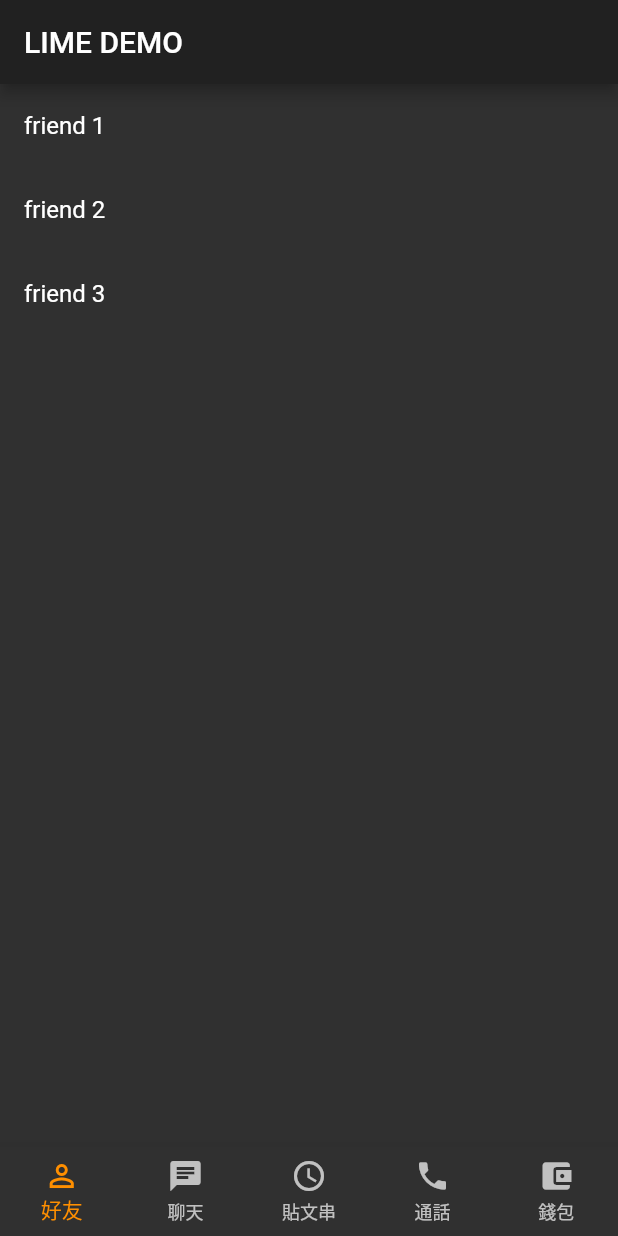
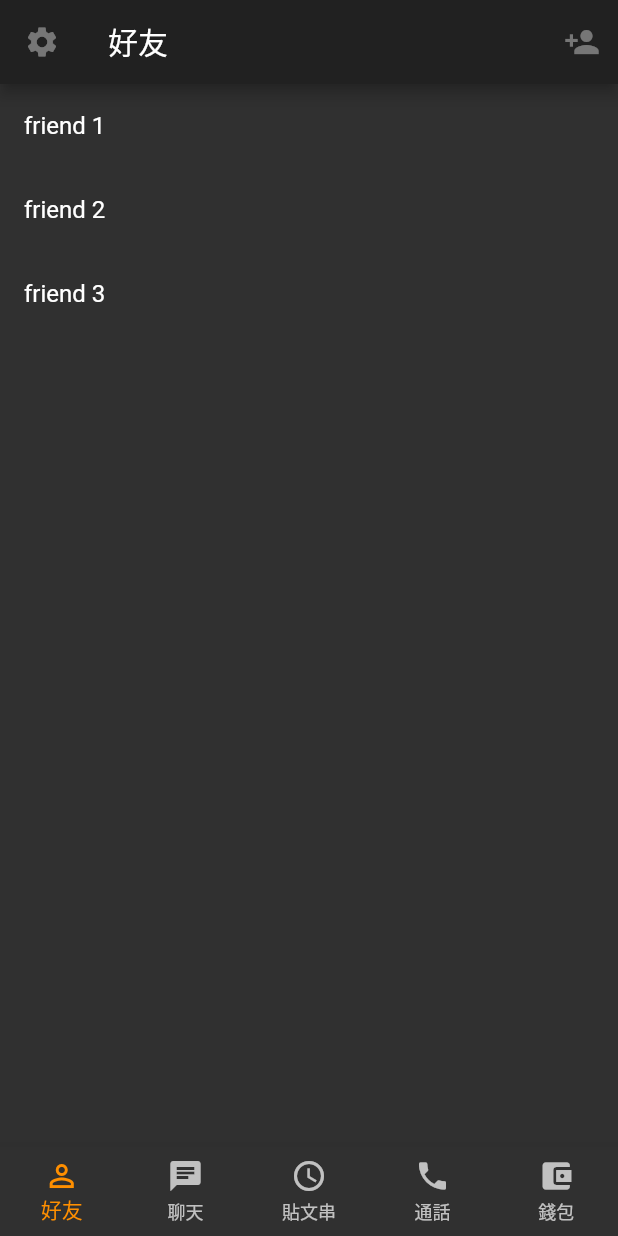
Before and after one commit to onesebun/my_app, a Flutter app: the screen it shows after launch, on a phone screen of 412 x 824 dp. Run offline on Flutter 3.47's test engine with Material 2 defaults, Android fonts, the phone set to English and light mode, and no system bars.

Commit message:
update friend screen

```diff
--- a/lib/main.dart
+++ b/lib/main.dart
@@ -12,7 +12,7 @@ class MyApp extends StatelessWidget {
         brightness: Brightness.dark,
         primarySwatch: Colors.blue,
       ),
-      home: MyHomePage(title: 'LIME DEMO'),
+      home: MyHomePage(),
     );
   }
 }
--- /dev/null
+++ b/lib/screens/friends_screen.dart
@@ -0,0 +1,30 @@
+import 'package:flutter/material.dart';
+import '../model/post.dart';
+import '../widgets/friends_list.dart';
+
+class FriendsScreen extends StatelessWidget {
+  FriendsScreen();
+  Widget _listItemBuilber(BuildContext context, int index) {
+    return ListTile(
+      title: Text(posts[index].name),
+    );
+  }
+
+  @override
+  Widget build(BuildContext context) {
+    return Scaffold(
+      appBar: AppBar(
+        leading: IconButton(
+          icon: Icon(Icons.settings),
+        ),
+        title: Text('好友'),
+        actions: <Widget>[
+          IconButton(
+            icon: Icon(Icons.person_add),
+          )
+        ],
+      ),
+      body: FriendsList(),
+    );
+  }
+}
--- a/lib/screens/home_screen.dart
+++ b/lib/screens/home_screen.dart
@@ -1,33 +1,25 @@
 import 'package:flutter/material.dart';
-import 'package:my_app/widgets/friends_list.dart';
+// import 'package:my_app/widgets/friends_list.dart';
 import '../widgets/bottom_nav_bar.dart';
+import './friends_screen.dart';
 
 class MyHomePage extends StatefulWidget {
-  MyHomePage({Key key, this.title}) : super(key: key);
-
-  final String title;
+  MyHomePage({Key key}) : super(key: key);
 
   @override
   _MyHomePageState createState() => _MyHomePageState();
 }
 
 class _MyHomePageState extends State<MyHomePage> {
-
   int _selectedIndex = 0;
   void _onItemTapped(int index) {
     setState(() {
       _selectedIndex = index;
     });
   }
-
-  static const TextStyle optionStyle =
-      TextStyle(fontSize: 30, fontWeight: FontWeight.bold);
   final List<Widget> _widgetOptions = <Widget>[
-    FriendsList(),
-    Text(
-      '聊天',
-      style: optionStyle,
-    ),
+    FriendsScreen(),
+    PlaceholderWidget(Colors.black),
     PlaceholderWidget(Colors.white),
     PlaceholderWidget(Colors.deepOrange),
     PlaceholderWidget(Colors.green)
@@ -36,9 +28,6 @@ class _MyHomePageState extends State<MyHomePage> {
   @override
   Widget build(BuildContext context) {
     return Scaffold(
-      appBar: AppBar(
-        title: Text(widget.title),
-      ),
       body: Center(
         child: _widgetOptions.elementAt(_selectedIndex),
       ),
```
Also changed, not shown: lib/screens/call_screen.dart (added), lib/screens/chat_screen.dart (added), lib/screens/posts_screen.dart (added), lib/screens/wallet_screen.dart (added).
